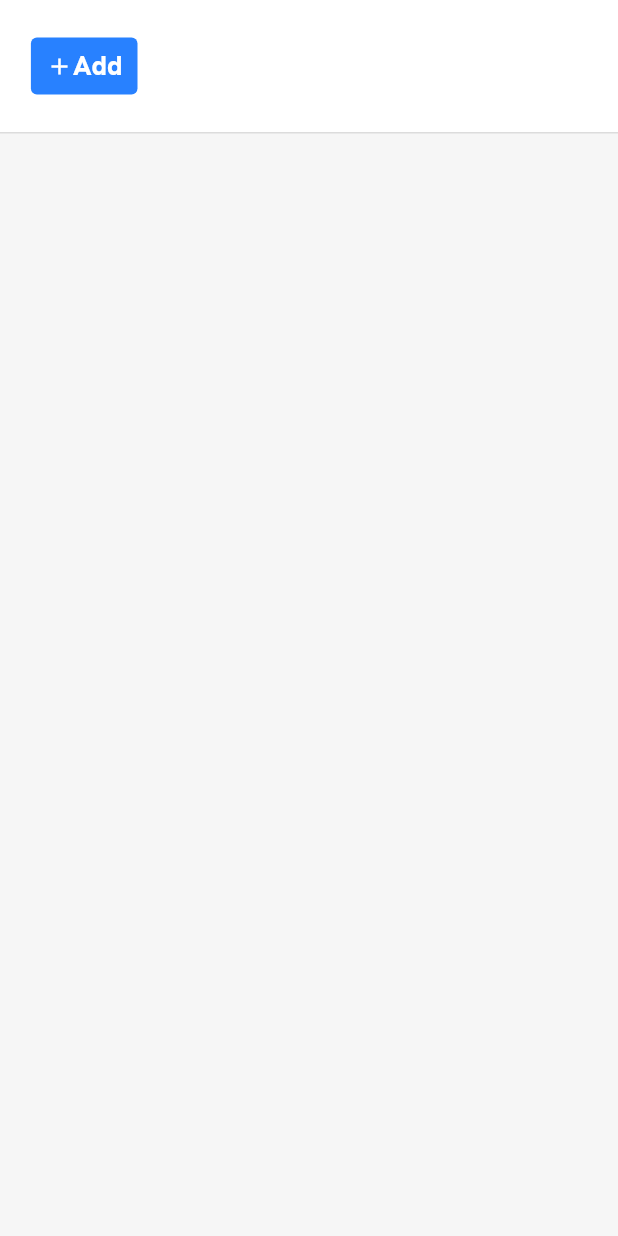
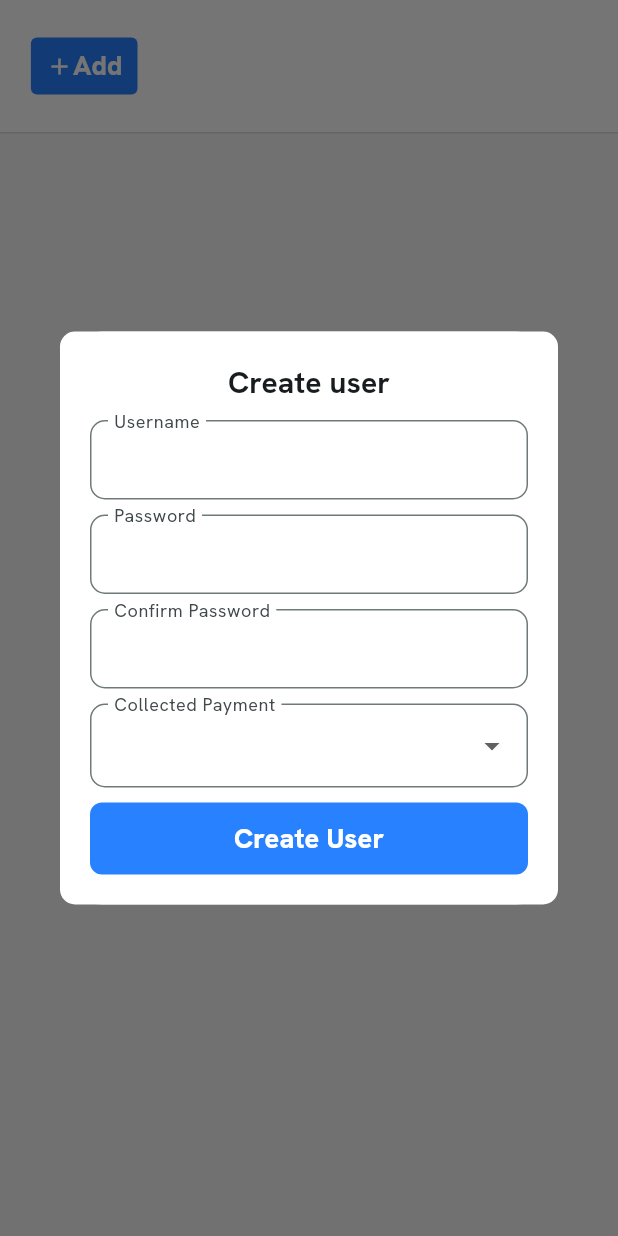
Before and after one commit to JJ38/HighFlyersApp, a Flutter app: the AdminManageUsersScreen screen opened directly, after a tap on "Add", on a phone screen of 412 x 824 dp. Run offline on Flutter 3.47's test engine with Material 3 defaults, Android fonts, the phone set to English and light mode, and no system bars; drawn by our look-alikes of flutter_styled_toast; our stand-ins replace action_slider, cloud_firestore, firebase_auth, firebase_core, firebase_crashlytics, flutter_dotenv and 4 more; missing offline and left inert: google_maps_flutter_android, google_maps_flutter_platform_interface, map_launcher, widget_to_marker; accounts and stored records are empty.

Commit message:
admin can now create users from manage users screen. The users will reload on the creation of an account

```diff
--- /dev/null
+++ b/lib/components/add_user_dialog_box.dart
@@ -0,0 +1,128 @@
+import 'package:flutter/material.dart';
+import 'package:high_flyers_app/components/squared_input.dart';
+import 'package:high_flyers_app/controllers/add_user_dialog_box_controller.dart';
+
+class AddUserDialogBox extends StatefulWidget {
+
+  final void Function() loadUsers;
+
+  const AddUserDialogBox({super.key, required this.loadUsers});
+
+  @override
+  State<AddUserDialogBox> createState() => _AddUserDialogBoxState();
+}
+
+class _AddUserDialogBoxState extends State<AddUserDialogBox> {
+
+  late final AddUserDialogBoxController addUserDialogBoxController;
+
+  @override
+  void initState() {
+    // TODO: implement initState
+    super.initState();
+    addUserDialogBoxController = AddUserDialogBoxController(updateState: updateState, loadUsers: widget.loadUsers);
+
+  }
+
+  void updateState(){
+
+    if(mounted){
+      setState(() {
+
+      });
+    }
+
+  }
+
+  @override
+  Widget build(BuildContext context) {
+
+    double screenWidth = MediaQuery.of(context).size.width;
+
+    return Dialog(
+      child: SizedBox(
+        width: screenWidth * 0.9,
+        child: Container(
+          decoration: BoxDecoration(
+            color: Colors.white,
+            borderRadius: BorderRadius.circular(10)
+          ),
+          child: Padding(
+            padding: EdgeInsetsGeometry.all(20),
+            child: Column(
+              mainAxisSize: MainAxisSize.min,
+              spacing: 10,
+              children: [
+
+                Text("Create user", style: Theme.of(context).textTheme.titleSmall, maxLines: 2,),
+                SquaredInput(label: "Username", value: "", onChange: (value){addUserDialogBoxController.onUsernameChange(value);}, keyboardType: TextInputType.text,),
+                SquaredInput(label: "Password", value: "", onChange: (value){addUserDialogBoxController.onPasswordChange(value);}, keyboardType: TextInputType.text,),
+                SquaredInput(label: "Confirm Password", value: "", onChange: (value){addUserDialogBoxController.onConfirmPasswordChange(value);}, keyboardType: TextInputType.text,),
+                DropdownButtonFormField(
+                  style: Theme.of(context).textTheme.titleSmall?.copyWith(fontSize: 15, overflow: TextOverflow.visible),
+                  decoration: InputDecoration(
+                    label: Text("Collected Payment"),
+                    floatingLabelBehavior: FloatingLabelBehavior.always,
+                    fillColor: Colors.grey,
+                    border: OutlineInputBorder(
+                      borderRadius: BorderRadius.all(Radius.circular(10.0)),
+                    ),
+                    focusedBorder: OutlineInputBorder(
+                      borderRadius: BorderRadius.all(Radius.circular(10.0)),
+                      borderSide: BorderSide(
+                        color: Theme.of(context).colorScheme.secondary,
+                        width: 2.0,
+                      ),
+                    ),
+                  ),
+                  onChanged: (value){addUserDialogBoxController.onRoleSelect(value);},
+                  items:<DropdownMenuItem<String>>[
+                    DropdownMenuItem<String>(
+                      value: "admin",
+                      child: Text('Admin'),
+                    ),
+                    DropdownMenuItem(
+                      value: "customer",
+                      child: Text('Customer'),
+                    ),
+                    DropdownMenuItem(
+                      value: "driver",
+                      child: Text('Driver'),
+                    ),
+                    DropdownMenuItem(
+                      value: "staff",
+                      child: Text('Staff'),
+                    ),
+                  ],
+                ),
+
+                addUserDialogBoxController.model.isCreatingUser?
+
+                    Center(
+                      child: CircularProgressIndicator()
+                    )
+
+                  :
+
+                    Center(
+                      child: SizedBox(
+                        width: screenWidth * 0.9,
+                        child: Material(
+                          color: Theme.of(context).colorScheme.secondary,
+                          shadowColor: Color(0x00000000),
+                          borderRadius: BorderRadius.all(Radius.circular(8)),
+                          child: MaterialButton(
+                            onPressed: (){addUserDialogBoxController.onCreateUserTap(context);},
+                            child: Text("Create User", style: Theme.of(context).textTheme.titleMedium!.copyWith(color: Colors.white, fontSize: 18)),
+                          ),
+                        ),
+                      ),
+                    ),
+              ],
+            )
+          )
+        )
+      )
+    );
+  }
+}
--- /dev/null
+++ b/lib/controllers/add_user_dialog_box_controller.dart
@@ -0,0 +1,73 @@
+import 'package:flutter/material.dart';
+import 'package:flutter_styled_toast/flutter_styled_toast.dart';
+import 'package:high_flyers_app/components/toast_notification.dart';
+import 'package:high_flyers_app/models/add_user_dialog_box_model.dart';
+
+class AddUserDialogBoxController{
+
+  final AddUserDialogBoxModel model = AddUserDialogBoxModel();
+  final void Function() updateState;
+  final void Function() loadUsers;
+
+
+  AddUserDialogBoxController({required this.updateState, required this.loadUsers});
+
+
+  void onRoleSelect(String? input){
+    model.role = input;
+  }
+
+  void onUsernameChange(String? input){
+    model.username = input;
+  }
+
+  void onPasswordChange(String? input){
+    model.password = input;
+  }
+
+  void onConfirmPasswordChange(String? input){
+    model.confirmPassword = input;
+  }
+
+  void onCreateUserTap(BuildContext context) async {
+
+    //check password and confirm password are the same
+    final validationMessage = model.validateUserDetails();
+
+    if(validationMessage != null){
+      showToastWidget(ToastNotification(message: validationMessage, isError: true));
+      return;
+    }
+
+    model.isCreatingUser = true;
+    updateState();
+
+    final successfullyCreatedUser = await model.createUser();
+
+    model.isCreatingUser = false;
+    updateState();
+
+    if(!successfullyCreatedUser){
+      showToastWidget(ToastNotification(message: "Error creating user", isError: true));
+      return;
+    }
+
+    showToastWidget(ToastNotification(message: "Successfully created user", isError: false));
+
+    loadUsers();
+
+    if(context.mounted){
+      Navigator.of(context).pop();
+    }
+  }
+
+  void validateCreateUserForm(){
+
+    if(model.password != model.confirmPassword){
+      showToastWidget(ToastNotification(message: "Password and confirm password must be the same", isError: true));
+      return;
+    }
+
+  }
+
+}
--- a/lib/controllers/admin_manage_users_screen_controller.dart
+++ b/lib/controllers/admin_manage_users_screen_controller.dart
@@ -1,6 +1,7 @@
 import 'package:action_slider/action_slider.dart';
 import 'package:flutter/material.dart';
 import 'package:flutter_styled_toast/flutter_styled_toast.dart';
+import 'package:high_flyers_app/components/add_user_dialog_box.dart';
 import 'package:high_flyers_app/components/change_user_password_dialog_box.dart';
 import 'package:high_flyers_app/components/delete_user_dialog_box.dart';
 import 'package:high_flyers_app/components/toast_notification.dart';
@@ -12,10 +13,6 @@ class AdminManageUsersScreenController {
   final void Function() updateState;
 
   AdminManageUsersScreenController({required this.updateState});
-
-  void onAddUserTap(){
-
-  }
 
   void loadUsers() async{
 
@@ -59,5 +56,16 @@ class AdminManageUsersScreenController {
     );
   }
 
+  void onAddUserTap(BuildContext context){
+
+    showDialog(
+      context: context,
+      builder: (context){
+        return AddUserDialogBox(loadUsers: loadUsers);
+      }
+    );
+
+  }
+
 
 }
--- /dev/null
+++ b/lib/models/Requests/create_user_request.dart
@@ -0,0 +1,33 @@
+
+import 'package:flutter_dotenv/flutter_dotenv.dart';
+import 'package:high_flyers_app/models/Requests/request_abstract.dart';
+
+class CreateUserRequest extends JSONRequest{
+
+  String password;
+  String username;
+  String role;
+
+
+  CreateUserRequest({required this.password, required this.username, required this.role}){
+    setBody({"password": password, "username": username, "role": role});
+  }
+
+  @override
+  String getEndpoint(){
+
+    String? endpoint = "";
+
+    try{
+
+      endpoint = dotenv.env['CREATE_USER_ENDPOINT'];
+
+    }catch(e){
+      print(e);
+    }
+
+    return endpoint ?? "";
+
+  }
+
+}
--- /dev/null
+++ b/lib/models/add_user_dialog_box_model.dart
@@ -0,0 +1,65 @@
+import 'package:high_flyers_app/models/Requests/create_user_request.dart';
+import 'package:high_flyers_app/models/request_model.dart';
+import 'package:high_flyers_app/models/validator.dart';
+
+class AddUserDialogBoxModel extends RequestModel{
+
+  String? role;
+  String? username;
+  String? password;
+  String? confirmPassword;
+  bool isCreatingUser = false;
+
+  Future<bool> createUser() async{
+
+
+    try{
+
+      final createUserRequest = CreateUserRequest(password: password!, username: username!, role: role!);
+      final bool successfullyCreatedUser = await submitAuthenticatedRequest(createUserRequest);
+
+      if(!successfullyCreatedUser){
+        return false;
+      }
+
+      return true;
+
+    }catch(e){
+
+      print(e);
+      return false;
+
+    }
+
+  }
+
+  String? validateUserDetails(){
+
+    final Validator validator = Validator();
+
+    print(!validator.isValidString(password));
+
+    if(!validator.isValidString(username)){
+      return "Please enter a username";
+    }
+
+    if(!validator.isValidString(password)){
+      return "Please enter a password";
+    }
+
+    if(!validator.isValidString(role)){
+      return "Please select a role";
+    }
+
+    if(password != confirmPassword){
+      return "Password and confirm password must be the same";
+    }
+
+    if(password!.length < 6){
+      return "Password must be greate than 6 characters";
+    }
+
+    return null;
+  }
+
+}
--- a/lib/screens/admin/admin_manage_users_screen.dart
+++ b/lib/screens/admin/admin_manage_users_screen.dart
@@ -59,7 +59,7 @@ class _AdminManageUsersScreenState extends State<AdminManageUsersScreen> {
                           borderRadius: BorderRadius.circular(4),
                         ),
                       ),
-                      onPressed: adminManageUsersScreenController.onAddUserTap,
+                      onPressed: (){ adminManageUsersScreenController.onAddUserTap(context);},
                       child: Row(
                         children: [
                           Icon(Icons.add, color: Colors.white),
```
